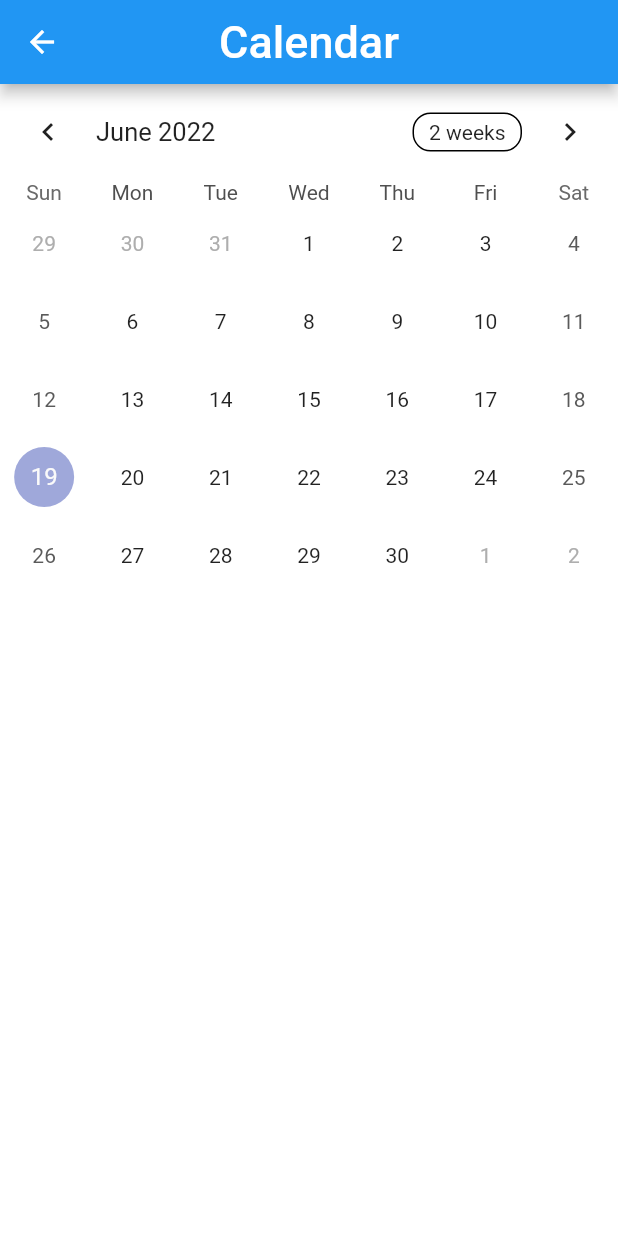
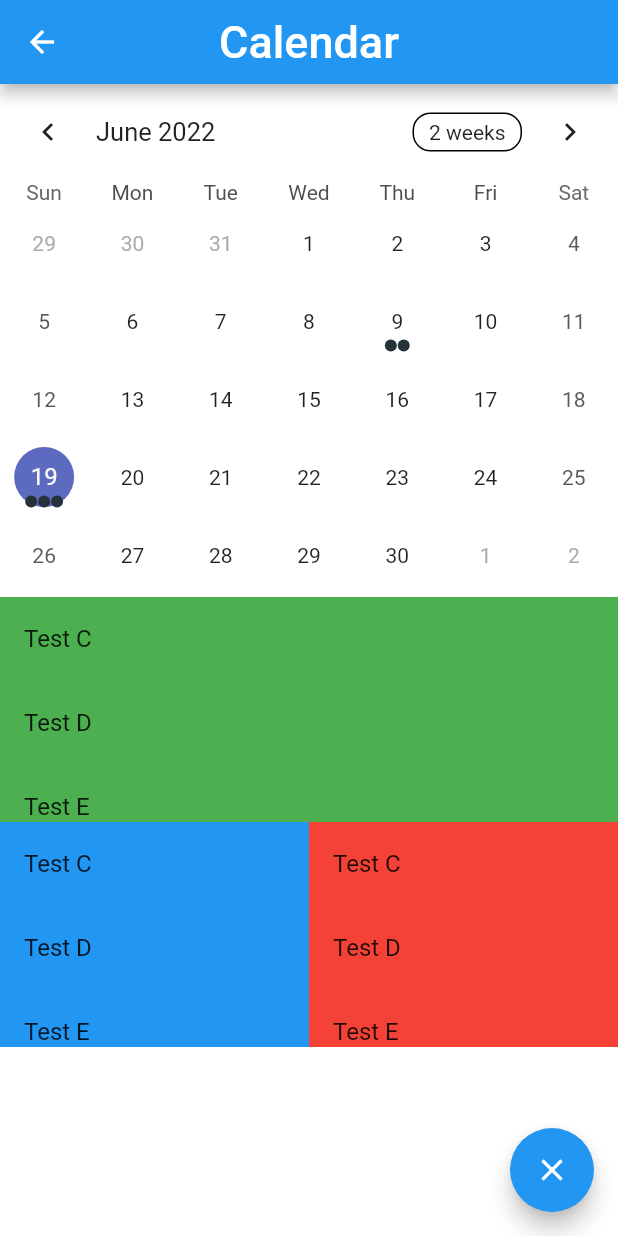
Before and after one commit to takumi-I621/takumi-I621, a Flutter app: the Calendar screen opened directly, on a phone screen of 412 x 824 dp. Run offline on Flutter 3.47's test engine with Material 2 defaults, Android fonts, the phone set to English and light mode, and no system bars; drawn by our look-alikes of table_calendar.

Commit message:
create calendar

```diff
--- a/lib/Calendar.dart
+++ b/lib/Calendar.dart
@@ -1,3 +1,5 @@
+import 'dart:collection';
+
 import 'package:flutter/material.dart';
 import 'package:table_calendar/table_calendar.dart';
 
@@ -10,12 +12,37 @@ class Calendar extends StatefulWidget {
 }
 
 class _CalendarState extends State<Calendar> {
+  Map<DateTime, List> _eventsList = {};
 
   DateTime _focused = DateTime.now();
   DateTime? _selected;
 
+  int getHashCode(DateTime key) {
+    return key.day * 100000 + key.month * 10000 + key.year;
+  }
+  @override
+  void initState() {
+    super.initState();
+
+    _selected = _focused;
+    _eventsList = {
+      DateTime.now().subtract(const Duration(days: 10)): ['Test A', 'Test B'],
+      DateTime.now(): ['Test C', 'Test D', 'Test E'],
+    };
+  }
+
   @override
   Widget build(BuildContext context) {
+
+    final _events = LinkedHashMap<DateTime, List>(
+      equals: isSameDay,
+      hashCode: getHashCode,
+    )..addAll(_eventsList);
+
+    List getEvent(DateTime day) {
+      return _events[day] ?? [];
+    }
+
     return Scaffold(
       backgroundColor: Colors.white,
       appBar: AppBar(
@@ -27,10 +54,13 @@ class _CalendarState extends State<Calendar> {
           ),
         ),
       ),
-      body: TableCalendar(
+      body: Column(
+        children: [
+          TableCalendar(
             // 以下必ず設定が必要
             firstDay: DateTime.utc(2020, 1, 1),
             lastDay: DateTime.utc(2030, 12, 31),
+            eventLoader: getEvent,
             selectedDayPredicate: (day) {
               return isSameDay(_selected, day);
             },
@@ -43,7 +73,99 @@ class _CalendarState extends State<Calendar> {
               }
             },
             focusedDay: _focused,
+          ),
+          const Padding(padding: EdgeInsets.symmetric(vertical: 1, horizontal: 1),),
+          Column(
+            children: [
+              Container(
 
+                  color:Colors.green,
+                  width: double.infinity,
+                  height: 150,
+
+                  child: ListView(
+                    shrinkWrap: true,
+                    children: getEvent(_selected!)
+                        .map((event) => ListTile(
+                      title: Text(event.toString()),
+                    ))
+                        .toList(),
+                  ),
+              ),
+              Stack(
+                children: <Widget>[
+                  Row(
+                    mainAxisAlignment: MainAxisAlignment.center,
+                    children: <Widget>[
+                      //Expandedのflex5で画面を2分割する。
+                      Expanded(
+                        flex: 5,
+                        child: Container(
+                          color:Colors.blue,
+                          width: 100,
+                          height: 150,
+                          //Listで配列を取得する。
+                          child: ListView(
+                            shrinkWrap: true,
+                            children: getEvent(_selected!)
+                                .map((event) => ListTile(
+                              title: Text(event.toString()),
+                            ))
+                                .toList(),
+                          ),
+                        ),
+                      ),
+                      Expanded(
+                        flex: 5,
+                        child: Container(
+                          color:Colors.red,
+                          width: 100,
+                          height: 150,
+                          //Listで配列を取得する。
+                          child: ListView(
+                            shrinkWrap: true,
+                            children: getEvent(_selected!)
+                                .map((event) => ListTile(
+                              title: Text(event.toString()),
+                            ))
+                                .toList(),
+                          ),
+                        ),
+                      ),
+                    ],
+                  ),
+                ]
+
+
+              )
+            ],
+          )
+
+        ],
+      ),
+      floatingActionButton: FloatingActionButton(
+        child: const Icon(Icons.close),
+        onPressed: () {
+          showDialog(
+            context: context,
+            builder: (context) {
+              return AlertDialog(
+                title: const Text('サンプルダイアログ'),
+                content: const Text('ダイアログを閉じます。'),
+                actions: <Widget>[
+                  TextButton(
+                    child: const Text("CANCEL"),
+                    onPressed: () => Navigator.pop(context),
+                  ),
+                  TextButton(
+                    child: const Text("OK"),
+                    onPressed: () => Navigator.pop(context),
+                  ),
+                ],
+              );
+            },
+          );
+        },
       ),
     );
   }
```
Lines whose indentation alone changed are shown as unchanged.
